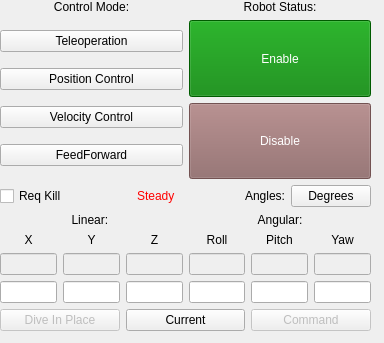
Before: the Qt Designer form riptide_rviz/riptide_rviz/src/ControlPanel.ui in osu-uwrt/riptide_gui, drawn with Qt 5.
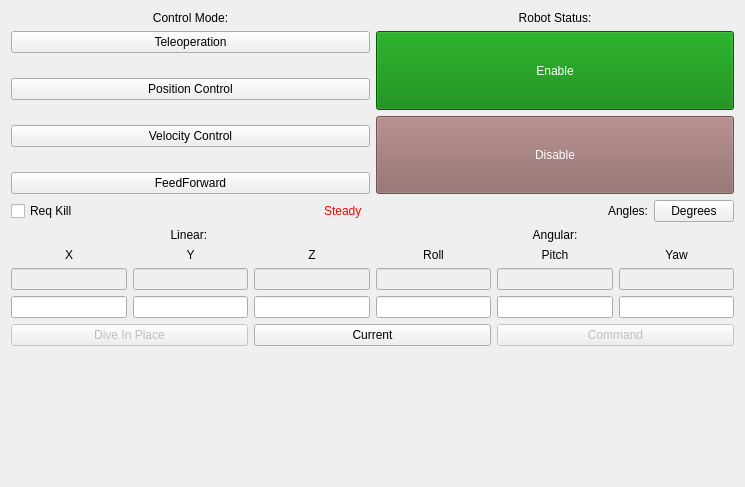
After: the same form once the commit is applied.

```diff
--- a/riptide_rviz/riptide_rviz/src/ControlPanel.ui
+++ b/riptide_rviz/riptide_rviz/src/ControlPanel.ui
@@ -9,27 +9,26 @@
    <rect>
     <x>0</x>
     <y>0</y>
-    <width>384</width>
-    <height>343</height>
+    <width>745</width>
+    <height>487</height>
    </rect>
   </property>
   <property name="windowTitle">
    <string>Form</string>
   </property>
-  <widget class="QWidget" name="verticalLayoutWidget_4">
-   <property name="geometry">
-    <rect>
-     <x>0</x>
-     <y>0</y>
-     <width>371</width>
-     <height>331</height>
-    </rect>
-   </property>
+  <layout class="QVBoxLayout" name="verticalLayout_3">
+   <item>
    <layout class="QVBoxLayout" name="layout">
     <item>
      <layout class="QGridLayout" name="control">
+       <property name="sizeConstraint">
+        <enum>QLayout::SetDefaultConstraint</enum>
+       </property>
       <item row="1" column="0">
        <layout class="QVBoxLayout" name="verticalLayout_2">
+         <property name="spacing">
+          <number>25</number>
+         </property>
         <item>
          <widget class="QPushButton" name="ctrlModeTele">
           <property name="styleSheet">
@@ -436,7 +435,21 @@
      </layout>
     </item>
    </layout>
-  </widget>
+   </item>
+   <item>
+    <spacer name="verticalSpacer">
+     <property name="orientation">
+      <enum>Qt::Vertical</enum>
+     </property>
+     <property name="sizeHint" stdset="0">
+      <size>
+       <width>20</width>
+       <height>40</height>
+      </size>
+     </property>
+    </spacer>
+   </item>
+  </layout>
  </widget>
  <resources/>
  <connections/>
```
Left out of the diff: 40 changed lines with no effect on the pictures. Lines whose indentation alone changed are shown as unchanged.
